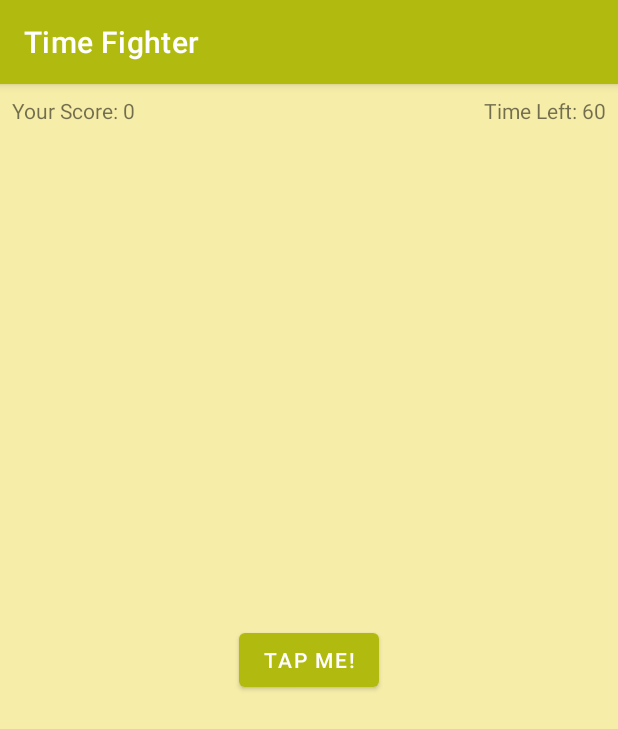
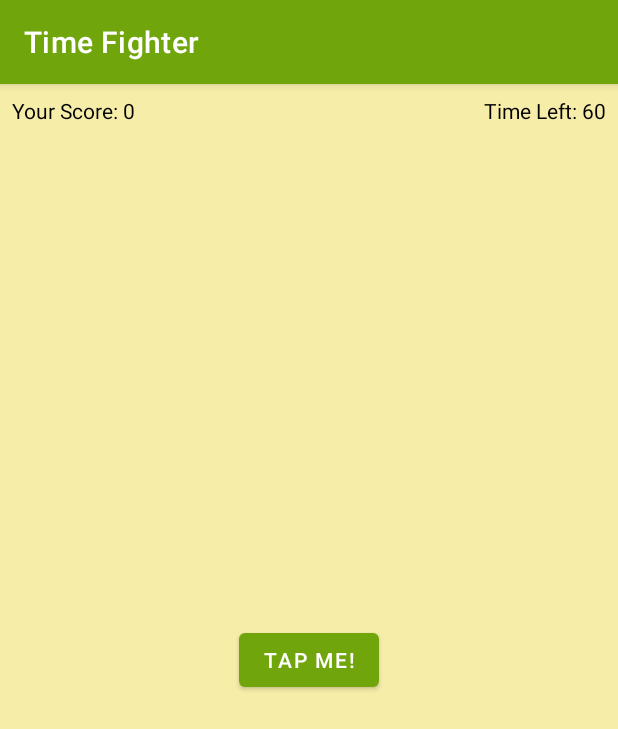
Before and after one commit to Palanka777/Comptador, an Android app: the screen it shows after launch (MainActivity), on a phone screen of 412 x 824 dp. Shown: the top 729 px of the screen. Run offline under Robolectric (Android 15) with nearby library versions, the phone set to English and light mode, and no system bars.

Commit message:
Retoco els colors primaris i afegeixo el color del text

```diff
--- a/app/src/main/res/values/colors.xml
+++ b/app/src/main/res/values/colors.xml
@@ -1,7 +1,7 @@
 <?xml version="1.0" encoding="utf-8"?>
 <resources>
-    <color name="green_700">#70a60c</color>
-    <color name="green_500">#b1bb0f</color>
+    <color name="green_700">#00702f</color>
+    <color name="green_500">#70a60c</color>
     <color name="yelow_500">#ecdc56</color>
     <color name="yelow_200">#f6eda9</color>
     <color name="white_200">#f8efeb</color>
--- a/app/src/main/res/values/themes.xml
+++ b/app/src/main/res/values/themes.xml
@@ -13,6 +13,7 @@
         <item name="android:statusBarColor" tools:targetApi="l">?attr/colorPrimaryVariant</item>
         <!-- Customize your theme here. -->
         <item name="android:colorBackground">@color/yelow_200</item>
+        <item name="android:textColor">@color/black</item>
 
     </style>
 </resources>
```
